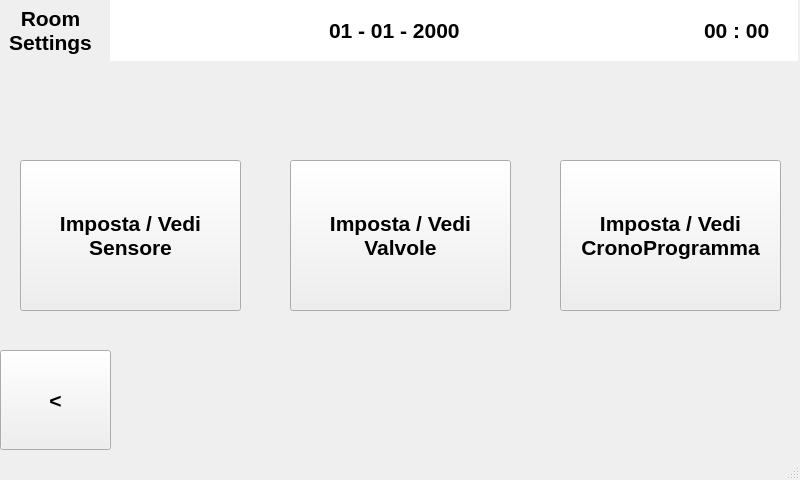
The window that Raspberry/GUI/sensorValveProgramWindow.ui (Mrcuve0/Raspberry-Thermostat) describes before a commit, drawn with Qt 5.
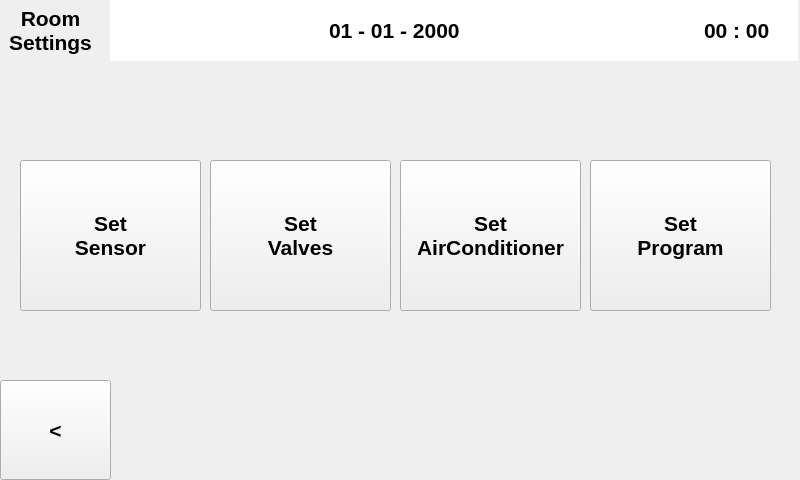
The same window after the commit.

Patch:
```diff
--- a/Raspberry/GUI/sensorValveProgramWindow.ui
+++ b/Raspberry/GUI/sensorValveProgramWindow.ui
@@ -98,7 +98,7 @@
     <property name="geometry">
      <rect>
       <x>0</x>
-      <y>350</y>
+      <y>380</y>
       <width>111</width>
       <height>100</height>
      </rect>
@@ -166,7 +166,7 @@
      <rect>
       <x>20</x>
       <y>160</y>
-      <width>221</width>
+      <width>181</width>
       <height>151</height>
      </rect>
     </property>
@@ -178,16 +178,16 @@
      </font>
     </property>
     <property name="text">
-     <string>Imposta / Vedi
-Sensore</string>
+     <string>Set
+Sensor</string>
     </property>
    </widget>
    <widget class="QPushButton" name="PB_valve">
     <property name="geometry">
      <rect>
-      <x>290</x>
+      <x>210</x>
       <y>160</y>
-      <width>221</width>
+      <width>181</width>
       <height>151</height>
      </rect>
     </property>
@@ -199,16 +199,16 @@
      </font>
     </property>
     <property name="text">
-     <string>Imposta / Vedi
-Valvole</string>
+     <string>Set
+Valves</string>
     </property>
    </widget>
    <widget class="QPushButton" name="PB_timeProgram">
     <property name="geometry">
      <rect>
-      <x>560</x>
+      <x>590</x>
       <y>160</y>
-      <width>221</width>
+      <width>181</width>
       <height>151</height>
      </rect>
     </property>
@@ -220,12 +220,32 @@
      </font>
     </property>
     <property name="text">
-     <string>Imposta / Vedi
-CronoProgramma</string>
+     <string>Set
+Program</string>
+    </property>
+   </widget>
+   <widget class="QPushButton" name="PB_airConditioner">
+    <property name="geometry">
+     <rect>
+      <x>400</x>
+      <y>160</y>
+      <width>181</width>
+      <height>151</height>
+     </rect>
+    </property>
+    <property name="font">
+     <font>
+      <pointsize>16</pointsize>
+      <weight>75</weight>
+      <bold>true</bold>
+     </font>
+    </property>
+    <property name="text">
+     <string>Set
+AirConditioner</string>
     </property>
    </widget>
   </widget>
-  <widget class="QStatusBar" name="statusbar"/>
  </widget>
  <resources/>
  <connections/>
```
